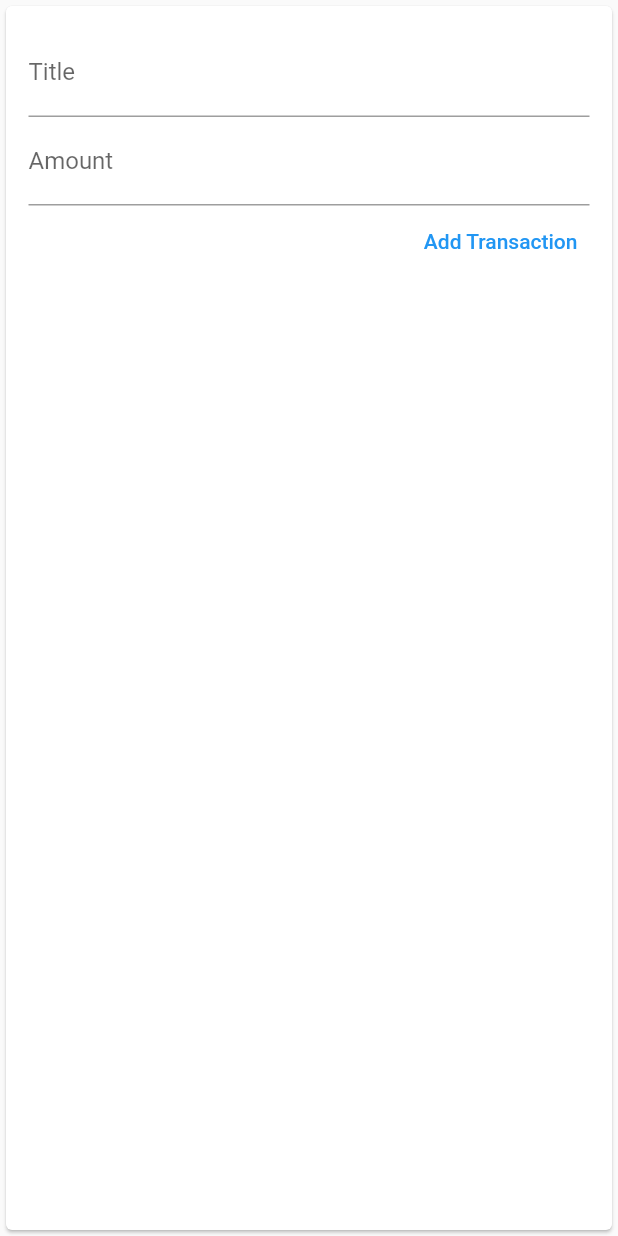
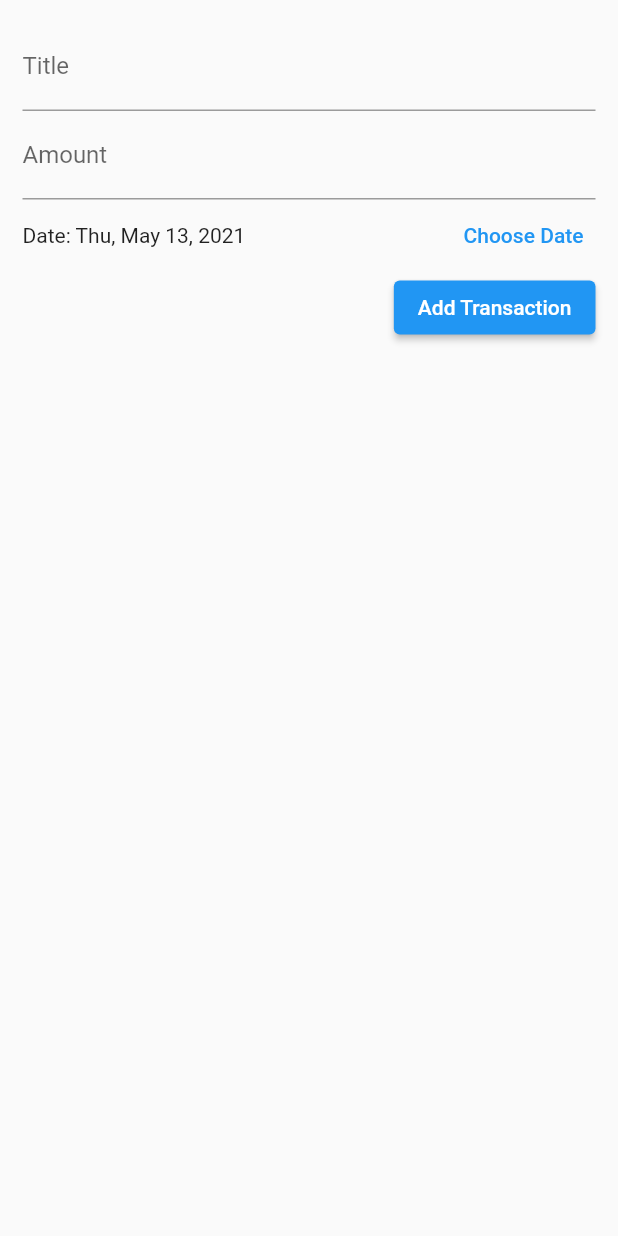
Before and after one commit to felipe-xavier/flutter-expense-app, a Flutter app: the NewTransaction widget shown alone on an empty page, opened directly with empty values, after a tap on "Add Transaction", on a phone screen of 412 x 824 dp. Run offline on Flutter 3.47's test engine with Material 2 defaults, Android fonts, the phone set to English and light mode, and no system bars.

```diff
--- a/lib/widgets/new_transaction.dart
+++ b/lib/widgets/new_transaction.dart
@@ -1,4 +1,5 @@
 import 'package:flutter/material.dart';
+import 'package:intl/intl.dart';
 
 class NewTransaction extends StatefulWidget {
   final Function addTransaction;
@@ -10,13 +11,27 @@ class NewTransaction extends StatefulWidget {
 }
 
 class _NewTransactionState extends State<NewTransaction> {
-  final titleInput = TextEditingController();
+  final _titleInput = TextEditingController();
+  final _amountInput = TextEditingController();
+  DateTime _selectedDate;
 
-  final amountInput = TextEditingController();
+  void _presentDatePicker() {
+    showDatePicker(
+      context: context,
+      initialDate: DateTime.now(),
+      firstDate: DateTime(2021),
+      lastDate: DateTime.now(),
+    ).then((pickedDate) {
+      if (pickedDate == null) return;
+      setState(() {
+        _selectedDate = pickedDate;
+      });
+    });
+  }
 
-  void submitData() {
-    final String enteredTitle = titleInput.text;
-    final String enteredAmount = amountInput.text;
+  void _submitData() {
+    final String enteredTitle = _titleInput.text;
+    final String enteredAmount = _amountInput.text;
 
     if (enteredTitle.isEmpty || enteredAmount.isEmpty) {
       return;
@@ -25,6 +40,7 @@ class _NewTransactionState extends State<NewTransaction> {
     widget.addTransaction(
       enteredTitle,
       double.parse(enteredAmount),
+      _selectedDate == null ? DateTime.now() : _selectedDate,
     );
 
     Navigator.of(context).pop();
@@ -32,34 +48,45 @@ class _NewTransactionState extends State<NewTransaction> {
 
   @override
   Widget build(BuildContext context) {
-    return Card(
-      child: Container(
+    return Container(
       padding: EdgeInsets.all(15),
       child: Column(
         crossAxisAlignment: CrossAxisAlignment.end,
         children: [
           TextField(
             decoration: InputDecoration(labelText: 'Title'),
-              controller: titleInput,
-              onSubmitted: (_) => submitData(),
+            controller: _titleInput,
+            onSubmitted: (_) => _submitData(),
           ),
           TextField(
             decoration: InputDecoration(labelText: 'Amount'),
-              controller: amountInput,
-              onSubmitted: (_) => submitData(),
+            controller: _amountInput,
+            onSubmitted: (_) => _submitData(),
             keyboardType: TextInputType.number,
           ),
+          Row(
+            children: [
+              Expanded(
+                child: Text(_selectedDate == null
+                    ? 'Date: ' + DateFormat.yMMMEd().format(DateTime.now())
+                    : 'Date: ' + DateFormat.yMMMEd().format(_selectedDate)),
+              ),
               TextButton(
+                onPressed: _presentDatePicker,
+                child: Text('Choose Date'),
+              )
+            ],
+          ),
+          ElevatedButton(
             child: Text('Add Transaction'),
             onPressed: () {
-                submitData();
-                print(titleInput.text);
-                print(amountInput.text);
+              _submitData();
+              print(_titleInput.text);
+              print(_amountInput.text);
             },
           )
         ],
       ),
-      ),
     );
   }
 }
```
Also changed, not shown: lib/main.dart (+22 -13 lines), lib/widgets/transactions_list.dart (+23 -33 lines). Lines whose indentation alone changed are shown as unchanged.
